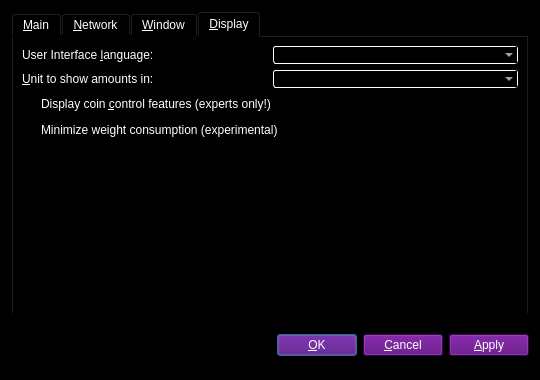
The window that src/qt/forms/optionsdialog.ui (waffle-iron/DarkSilk-Release-Candidate) describes before a commit, drawn with Qt 5.
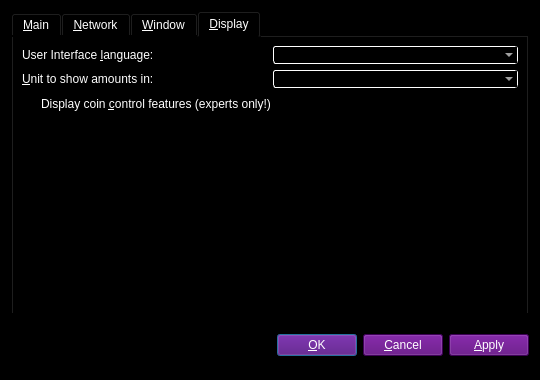
The same window after the commit. The open tabs and pages were chosen to show the change. Custom widgets are drawn as their Qt base class.

What changed in the file:
```diff
--- a/src/qt/forms/optionsdialog.ui
+++ b/src/qt/forms/optionsdialog.ui
@@ -462,16 +462,6 @@
          </property>
         </widget>
        </item>
-       <item>
-        <widget class="QCheckBox" name="minimizeCoinAge">
-         <property name="toolTip">
-          <string>Whether to select the coin outputs randomly or with minimal coin age.</string>
-         </property>
-         <property name="text">
-          <string>Minimize weight consumption (experimental)</string>
-         </property>
-        </widget>
-       </item>
        <item>
         <spacer name="verticalSpacer_Display">
          <property name="orientation">
```
